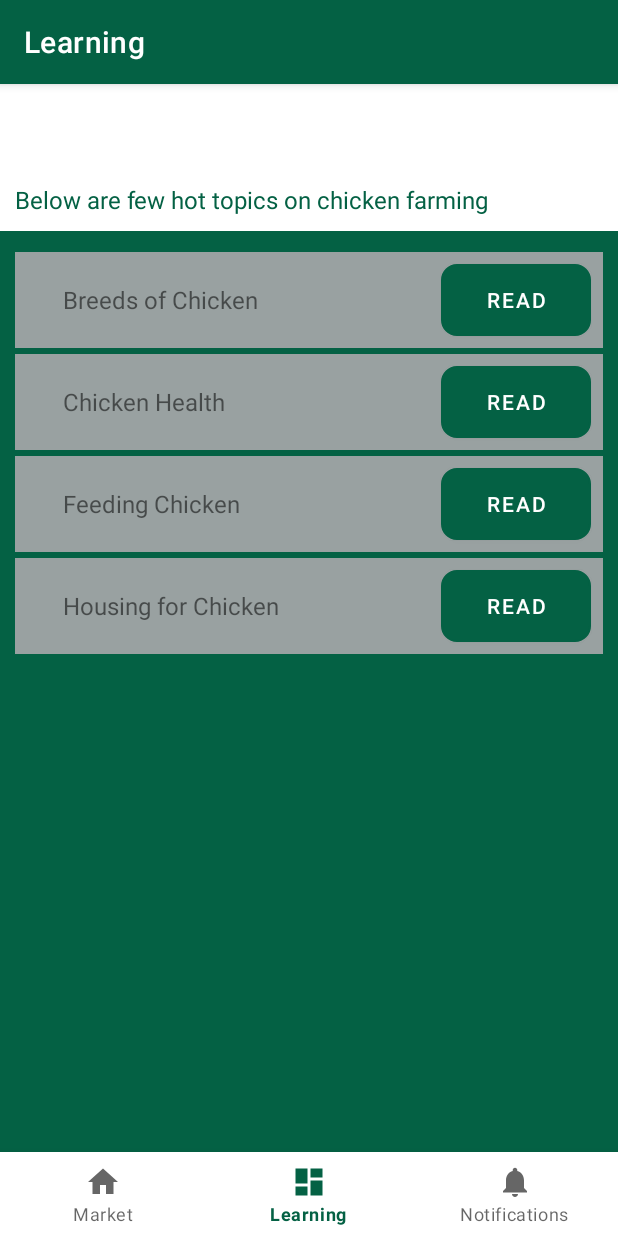
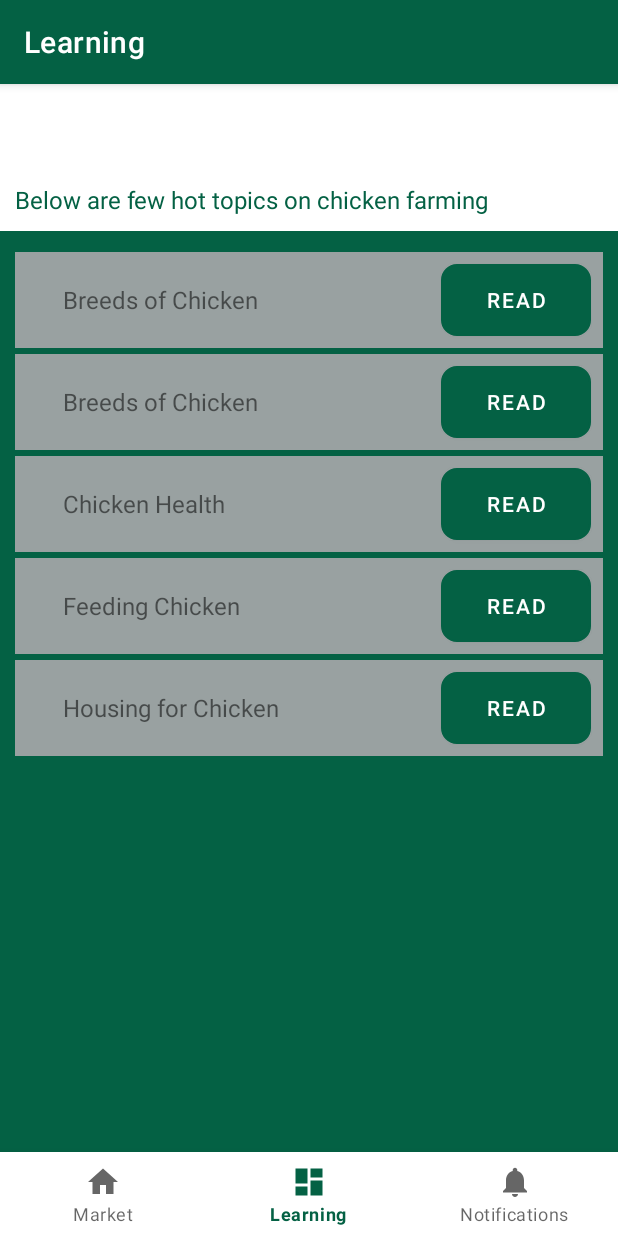
Before and after one commit to owidi-001/kuku-app, an Android app: the DashboardFragment screen opened through its navigation route, on a phone screen of 412 x 824 dp. Run offline under Robolectric (Android 15) with nearby library versions, the phone set to English and light mode, and no system bars; our stand-ins replace navigation-ui; pictures from the network do not load.

Commit message:
button actions

```diff
--- a/app/src/main/java/com/example/kuku/models/Lesson.java
+++ b/app/src/main/java/com/example/kuku/models/Lesson.java
@@ -1,11 +1,13 @@
 package com.example.kuku.models;
+
+import android.graphics.drawable.Drawable;
 
 public class Lesson {
     private String title;
-    private String icon;
+    private Drawable icon;
     private String url;
 
-    public Lesson(String title, String icon, String url) {
+    public Lesson(String title, Drawable icon, String url) {
         this.title = title;
         this.icon = icon;
         this.url = url;
@@ -19,11 +21,11 @@ public class Lesson {
         this.title = title;
     }
 
-    public String getIcon() {
+    public Drawable getIcon() {
         return icon;
     }
 
-    public void setIcon(String icon) {
+    public void setIcon(Drawable icon) {
         this.icon = icon;
     }
 
--- a/app/src/main/java/com/example/kuku/ui/dashboard/DashboardViewModel.java
+++ b/app/src/main/java/com/example/kuku/ui/dashboard/DashboardViewModel.java
@@ -1,4 +1,6 @@
 package com.example.kuku.ui.dashboard;
+
+import android.graphics.drawable.Drawable;
 
 import androidx.lifecycle.LiveData;
 import androidx.lifecycle.MutableLiveData;
@@ -6,6 +8,8 @@ import androidx.lifecycle.ViewModel;
 
 import com.example.kuku.models.Lesson;
 
+import java.io.InputStream;
+import java.net.URL;
 import java.util.ArrayList;
 
 public class DashboardViewModel extends ViewModel {
@@ -16,10 +20,11 @@ public class DashboardViewModel extends ViewModel {
         lessons = new MutableLiveData<>();
         ArrayList<Lesson> data = new ArrayList<Lesson>();
 
-        data.add(new Lesson("Breeds of Chicken", "https://webstockreview.net/images/clipart-png-chicken.png", "https://webstockreview.net/images/clipart-png-chicken.png"));
-        data.add(new Lesson("Chicken Health", "https://webstockreview.net/images/clipart-png-chicken.png", "https://webstockreview.net/images/clipart-png-chicken.png"));
-        data.add(new Lesson("Feeding Chicken", "https://webstockreview.net/images/clipart-png-chicken.png", "https://webstockreview.net/images/clipart-png-chicken.png"));
-        data.add(new Lesson("Housing for Chicken", "https://webstockreview.net/images/clipart-png-chicken.png", "https://webstockreview.net/images/clipart-png-chicken.png"));
+        data.add(new Lesson("Breeds of Chicken", loadImages("https://cdn4.iconfinder.com/data/icons/chicken-soft/512/chickens-512.png"), "https://example.com"));
+        data.add(new Lesson("Breeds of Chicken", loadImages("https://cdn4.iconfinder.com/data/icons/chicken-soft/512/chickens-512.png"), "https://example.com"));
+        data.add(new Lesson("Chicken Health", loadImages("https://cdn0.iconfinder.com/data/icons/health-chicken-pox/500/asp1496b_5_medical_stethoscope_icon_outline_vector_thin_line-512.png"), "https://example.com"));
+        data.add(new Lesson("Feeding Chicken", loadImages("https://cdn3.iconfinder.com/data/icons/garden-and-farm/64/chicken-food-animal-feed-feeding-farm-512.png"),"https://example.com"));
+        data.add(new Lesson("Housing for Chicken", loadImages("https://cdn2.iconfinder.com/data/icons/animal-in-there-home-mix/168/chicken-in-coop_chicken_coop_agriculture_animal_cage_bird_domestic_farm_farming_hen_home_food-512.png"), "https://example.com"));
 
         lessons.setValue(data);
     }
@@ -27,4 +32,16 @@ public class DashboardViewModel extends ViewModel {
     LiveData<ArrayList<Lesson>> getData(){
         return lessons;
     }
+
+    //    Convert urls to drawables
+    public static Drawable loadImages(String url) {
+        try {
+            InputStream is = (InputStream) new URL(url).getContent();
+            Drawable d = Drawable.createFromStream(is, "src name");
+            System.out.println("Image is set");
+            return d;
+        } catch (Exception e) {
+            return null;
+        }
+    }
 }
--- a/app/src/main/java/com/example/kuku/ui/dashboard/LessonAdaptor.java
+++ b/app/src/main/java/com/example/kuku/ui/dashboard/LessonAdaptor.java
@@ -1,12 +1,13 @@
 package com.example.kuku.ui.dashboard;
 
 import android.content.Context;
-import android.net.Uri;
 import android.view.LayoutInflater;
 import android.view.View;
 import android.view.ViewGroup;
+import android.widget.Button;
 import android.widget.ImageView;
 import android.widget.TextView;
+import android.widget.Toast;
 
 import androidx.annotation.NonNull;
 import androidx.recyclerview.widget.RecyclerView;
@@ -36,9 +37,18 @@ public class LessonAdaptor extends RecyclerView.Adapter<LessonAdaptor.ViewHolder
     @Override
     public void onBindViewHolder(@NonNull ViewHolder holder, int position) {
         holder.txtTitle.setText(lessons.get(position).getTitle());
-//        holder.txtUrl.setText(lessons.get(position).getUrl());
-        holder.icon.setImageURI(Uri.parse(lessons.get(position).getIcon()));
+        holder.txtUrl.setText(lessons.get(position).getUrl());
+        holder.icon.setImageDrawable(lessons.get(position).getIcon());
+
+        // Handle button click
+//        url=lessons.get(position).getUrl();
     }
+
+//    public static void openWebView(String url, View view){
+//        WebView webView = view.findViewById(R.id.web_view);
+//        webView.loadUrl(url);
+//        webView.setWebViewClient(new WebViewClient());
+//    }
 
     @Override
     public int getItemCount() {
@@ -47,20 +57,30 @@ public class LessonAdaptor extends RecyclerView.Adapter<LessonAdaptor.ViewHolder
 
     protected static class ViewHolder extends RecyclerView.ViewHolder{
         TextView txtTitle;
-//        TextView txtUrl;
+        TextView txtUrl;
         ImageView icon;
 
 
         public ViewHolder(@NonNull View itemView) {
             super(itemView);
             txtTitle=itemView.findViewById(R.id.lessonTitle);
-//            txtUrl=itemView.findViewById(R.id.lessonUrl);
+            txtUrl=itemView.findViewById(R.id.lessonUrl);
             icon=itemView.findViewById(R.id.lessonIcon);
+
+            // Button click handles
+            Button button = itemView.findViewById(R.id.btn_read);
+
+            button.setOnClickListener(new View.OnClickListener() {
+                public void onClick(View v) {
+                    Toast.makeText(v.getContext(), "Opening "+ txtUrl.getText() +" for read",Toast.LENGTH_LONG).show();
+                    // Handle navigate to another fragment onclick
+                }
+            });
+
         }
     }
 
     public void setLessons(ArrayList<Lesson> lessons){
         this.lessons=lessons;
-        notifyDataSetChanged();
     }
 }
--- a/app/src/main/java/com/example/kuku/ui/home/ItemAdaptor.java
+++ b/app/src/main/java/com/example/kuku/ui/home/ItemAdaptor.java
@@ -5,8 +5,10 @@ import android.net.Uri;
 import android.view.LayoutInflater;
 import android.view.View;
 import android.view.ViewGroup;
+import android.widget.Button;
 import android.widget.ImageView;
 import android.widget.TextView;
+import android.widget.Toast;
 
 import androidx.annotation.NonNull;
 import androidx.recyclerview.widget.RecyclerView;
@@ -61,11 +63,19 @@ public class ItemAdaptor extends RecyclerView.Adapter<ItemAdaptor.ViewHolder> {
             txtType =itemView.findViewById(R.id.type);
             txtPrice=itemView.findViewById(R.id.price);
             itemImage = itemView.findViewById(R.id.image);
+
+            // Button click handles
+            Button button = itemView.findViewById(R.id.card_btn);
+            button.setOnClickListener(new View.OnClickListener() {
+                public void onClick(View v) {
+                    Toast.makeText(v.getContext(), txtBreed.getText() +" added to your basket",Toast.LENGTH_LONG).show();
+                }
+            });
+
         }
     }
 
     public void setItems(ArrayList<Item> items) {
         this.data = items;
-        notifyDataSetChanged();
     }
 }
--- a/app/src/main/res/layout/card_item.xml
+++ b/app/src/main/res/layout/card_item.xml
@@ -65,6 +65,7 @@
         </LinearLayout>
 
         <Button
+            android:id="@+id/card_btn"
             android:layout_width="match_parent"
             android:layout_height="wrap_content"
             android:layout_margin="8dp"
--- a/app/src/main/res/layout/lesson_tile.xml
+++ b/app/src/main/res/layout/lesson_tile.xml
@@ -13,6 +13,7 @@
             android:layout_height="wrap_content"
             android:layout_marginStart="@dimen/activity_horizontal_margin"
             android:layout_marginEnd="@dimen/activity_horizontal_margin"
+            android:contentDescription="@string/lesson_icon"
             />
 
             <TextView
@@ -22,12 +23,22 @@
                 android:gravity="center_vertical"
                 android:textSize="16sp"/>
 
+            <TextView
+                android:id="@+id/lessonUrl"
+                android:layout_width="wrap_content"
+                android:layout_height="match_parent"
+                android:gravity="center_vertical"
+                android:textSize="0sp"
+                android:visibility="invisible"
+                />
+
         <Space
             android:layout_width="0dp"
             android:layout_height="match_parent"
             android:layout_weight="5" />
 
         <Button
+            android:id="@+id/btn_read"
             android:layout_width="100dp"
             android:layout_height="wrap_content"
             android:layout_margin="8dp"
--- a/app/src/main/res/values/strings.xml
+++ b/app/src/main/res/values/strings.xml
@@ -15,4 +15,5 @@
     <string name="buy">Buy</string>
     <string name="read">Read</string>
     <string name="lessons_label">Below are few hot topics on chicken farming</string>
+    <string name="lesson_icon">Lesson Icon</string>
 </resources>
```
Also changed, not shown: app/src/main/java/com/example/kuku/ui/dashboard/DashboardFragment.java (+4 -3 lines), app/src/main/res/layout/web_view.xml (+14 -4 lines).
